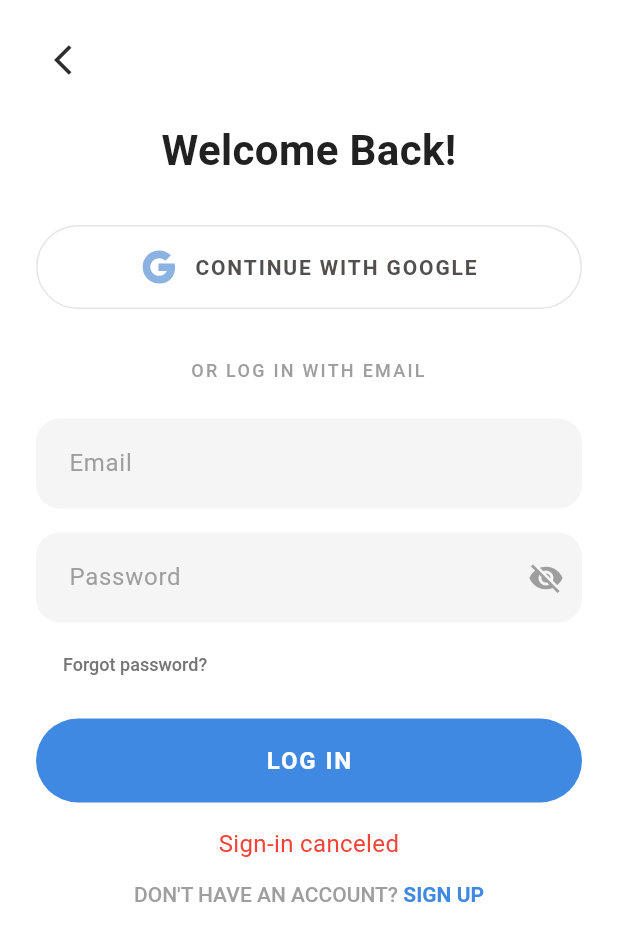
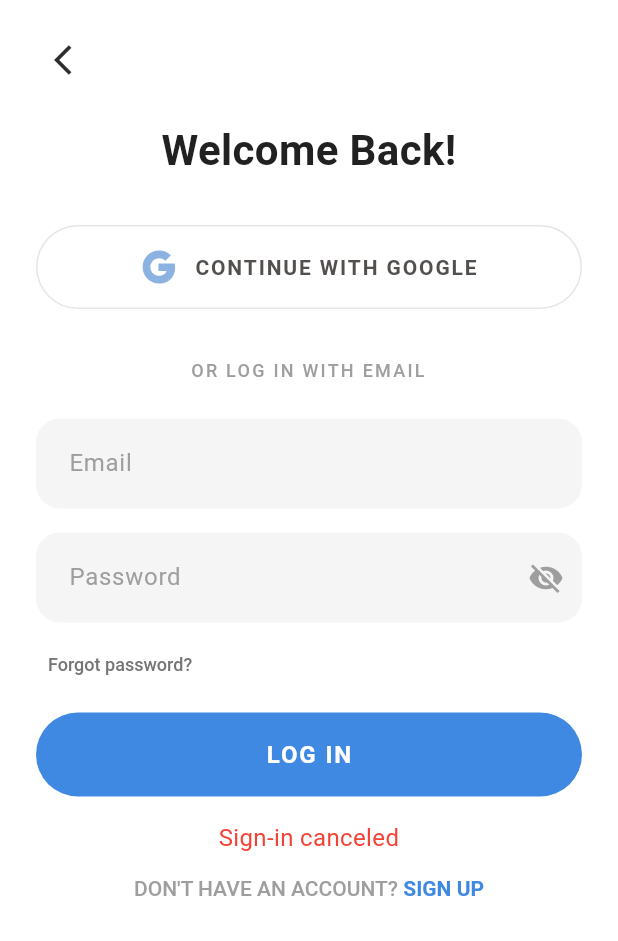
Before and after one commit to TBMenterprise/Zenify2, a Flutter app: the LoginPage screen opened by its route, after a tap on "CONTINUE WITH GOOGLE", on a phone screen of 412 x 824 dp. Shown: the top 941 px of the screen. Run offline on Flutter 3.47's test engine with Material 3 defaults, Android fonts, the phone set to English and light mode, and no system bars; our stand-ins replace cloud_firestore, email_validator, firebase_auth, firebase_core, flutter_svg, google_sign_in; accounts and stored records are empty; Roboto replaces fonts that are missing (HelveticaNeue, Literata).

Commit message:
EVERYTHING FIXED,

```diff
--- a/lib/Authentication/auth_services.dart
+++ b/lib/Authentication/auth_services.dart
@@ -3,23 +3,58 @@ import 'package:cloud_firestore/cloud_firestore.dart';
 import 'package:google_sign_in/google_sign_in.dart';
 import 'package:flutter/foundation.dart';
 import 'package:flutter/material.dart';
-import 'account_chooser_dialog.dart';
 
 final ValueNotifier<AuthService> authService = ValueNotifier(AuthService());
 
+/// Service class that handles all authentication-related operations.
+///
+/// This service provides methods for:
+/// - Email/password authentication
+/// - Google Sign-In
+/// - Account management
+/// - User profile operations
+///
+/// The service is implemented as a singleton and can be accessed through
+/// the global [authService] ValueNotifier.
 class AuthService {
+  /// Firebase Firestore instance for user data storage
   final FirebaseFirestore _firestore = FirebaseFirestore.instance;
+
+  /// Firebase Authentication instance for auth operations
   final FirebaseAuth firebaseAuth = FirebaseAuth.instance;
+
+  /// Google Sign-In instance configured for email scope
   final GoogleSignIn _googleSignIn = GoogleSignIn(
     scopes: ['email'],
     signInOption: SignInOption.standard,
   );
 
+  /// Returns the currently signed-in user or null if no user is signed in
   User? get currentUser => firebaseAuth.currentUser;
+
+  /// Stream of authentication state changes.
+  ///
+  /// Listen to this stream to be notified when:
+  /// - User signs in
+  /// - User signs out
+  /// - Token refresh occurs
   Stream<User?> get authStateChanges => firebaseAuth.authStateChanges();
 
 
 
+  /// Signs in a user using email and password authentication.
+  ///
+  /// Parameters:
+  /// - [email] The user's email address
+  /// - [password] The user's password
+  ///
+  /// Returns:
+  /// - [UserCredential] containing the user's authentication information
+  ///
+  /// Throws:
+  /// - FirebaseAuthException with code 'user-not-found' if email doesn't exist
+  /// - FirebaseAuthException with code 'wrong-password' for incorrect password
+  /// - Other FirebaseAuthException types for various authentication errors
   Future<UserCredential> signIn({
     required String email,
     required String password,
@@ -64,46 +99,23 @@ class AuthService {
       return await firebaseAuth.signInWithPopup(provider);
     }
 
-    // Try to get currently signed in account
-    GoogleSignInAccount? currentAccount = await _googleSignIn.signInSilently();
+    // Sign out first to always show account picker
+    await _googleSignIn.signOut();
 
-    // If we have a signed in account, show the chooser
-    if (currentAccount != null) {
-      // Show account chooser dialog
-      final bool useExisting = await showDialog<bool>(
-        context: context,
-        builder: (context) => AccountChooserDialog(
-          account: currentAccount,
-          onAccountSelected: () => Navigator.of(context).pop(true),
-          onNewAccount: () async {
-            await _googleSignIn.signOut(); // Sign out to force new account selection
-            Navigator.of(context).pop(false); // Close dialog, trigger new sign in
-          },
-        ),
-      ) ?? false;
-
-      if (useExisting) {
-        // User wants to use existing account
-        final GoogleSignInAuthentication googleAuth = await currentAccount.authentication;
-        final credential = GoogleAuthProvider.credential(
-          accessToken: googleAuth.accessToken,
-          idToken: googleAuth.idToken,
-        );
-        return await firebaseAuth.signInWithCredential(credential);
-      }
-    }
-
-    // No accounts or user wants new account
+    // Show Google account picker
     final GoogleSignInAccount? googleUser = await _googleSignIn.signIn();
     if (googleUser == null) {
       throw FirebaseAuthException(code: 'canceled', message: 'Sign-in canceled');
     }
 
+    // Get auth tokens
     final GoogleSignInAuthentication googleAuth = await googleUser.authentication;
     final credential = GoogleAuthProvider.credential(
       accessToken: googleAuth.accessToken,
       idToken: googleAuth.idToken,
     );
+
+    // Sign in with Firebase
     return await firebaseAuth.signInWithCredential(credential);
   }
 
--- a/lib/MainPages/login.dart
+++ b/lib/MainPages/login.dart
@@ -1,7 +1,6 @@
 import 'package:firebase_auth/firebase_auth.dart';
 import 'package:flutter/material.dart';
 import 'package:flutter_svg/flutter_svg.dart';
-import 'package:shared_preferences/shared_preferences.dart';
 import '../Authentication/auth_services.dart';
 
 class LoginPage extends StatefulWidget {
@@ -17,8 +16,6 @@ class _LoginPageState extends State<LoginPage> {
   final formKey = GlobalKey<FormState>();
   String errorMessage = '';
   bool _isPasswordVisible = false;
-  List<String> _recentEmails = [];
-  bool _showEmailOptions = false;
 
   @override
   void dispose() {
@@ -27,37 +24,12 @@ class _LoginPageState extends State<LoginPage> {
     super.dispose();
   }
 
-  @override
-  void initState() {
-    super.initState();
-    _loadRecentEmails();
-  }
-
-  Future<void> _loadRecentEmails() async {
-    final prefs = await SharedPreferences.getInstance();
-    setState(() {
-      _recentEmails = prefs.getStringList('recent_emails') ?? [];
-    });
-  }
-
-  Future<void> _saveRecentEmail(String email) async {
-    if (email.isEmpty) return;
-    final prefs = await SharedPreferences.getInstance();
-    final list = prefs.getStringList('recent_emails') ?? [];
-    list.remove(email);
-    list.insert(0, email);
-    if (list.length > 5) list.removeLast();
-    await prefs.setStringList('recent_emails', list);
-    setState(() => _recentEmails = list);
-  }
-
   Future<void> signIn() async {
     try {
       await authService.value.signIn(
         email: controllerEmail.text,
         password: controllerPassword.text,
       );
-  await _saveRecentEmail(controllerEmail.text.trim());
       if (!mounted) return;
       Navigator.of(context).pushReplacementNamed('/chat');
     } on FirebaseAuthException catch (e) {
@@ -73,17 +45,6 @@ class _LoginPageState extends State<LoginPage> {
       backgroundColor: Colors.white,
       resizeToAvoidBottomInset: true,
       body: SafeArea(
-        child: GestureDetector(
-          behavior: HitTestBehavior.translucent,
-          onTap: () {
-            // Close email dropdown if open and tap outside
-            if (_showEmailOptions) {
-              setState(() {
-                _showEmailOptions = false;
-              });
-            }
-            FocusScope.of(context).unfocus();
-          },
         child: Padding(
           padding: const EdgeInsets.symmetric(horizontal: 24.0),
           child: SingleChildScrollView(
@@ -101,17 +62,7 @@ class _LoginPageState extends State<LoginPage> {
               SizedBox(height: 32), // 32dp gap
               _dividerText(),
               SizedBox(height: 24), // 24dp gap
-                    Stack(
-                      children: [
-                        Column(
-                          children: [
               _emailFormField(),
-                            // show recent email options (widget returns empty box when not active)
-                            _emailOptions(),
-                          ],
-                        ),
-                      ],
-                    ),
               SizedBox(height: 16), // 16dp gap
               _passwordFormField(),
               SizedBox(height: 8), // 8dp gap
@@ -131,7 +82,6 @@ class _LoginPageState extends State<LoginPage> {
               _signUpPrompt(),
               SizedBox(height:25),// tom padding
             ],
-                ),
             ),
           ),
           ),
@@ -186,13 +136,11 @@ class _LoginPageState extends State<LoginPage> {
             });
             final credential = await authService.value.signInWithGoogle(context);
             if (!mounted) return;
-            if (credential != null) {
-              final isNew = credential.additionalUserInfo?.isNewUser ?? false;
+            final isNew = credential?.additionalUserInfo?.isNewUser ?? false;
             if (isNew) {
               Navigator.pushReplacementNamed(context, '/user_profile_setup');
             } else {
               Navigator.pushReplacementNamed(context, '/chat');
-              }
             }
           } on FirebaseAuthException catch (e) {
             setState(() {
@@ -258,11 +206,6 @@ class _LoginPageState extends State<LoginPage> {
       ),
       child: TextFormField(
         controller: controllerEmail,
-        onTap: () {
-          setState(() {
-            _showEmailOptions = true;
-          });
-        },
         cursorColor: Color(0xFF2D2D2D),
         style: TextStyle(
           fontFamily: 'HelveticaNeue',
@@ -290,56 +233,6 @@ class _LoginPageState extends State<LoginPage> {
           }
           return null;
         },
-      ),
-    );
-  }
-
-  Widget _emailOptions() {
-    if (!_showEmailOptions || _recentEmails.isEmpty) return const SizedBox.shrink();
-    return Container(
-      margin: const EdgeInsets.only(top: 4, left: 6, right: 6),
-      padding: const EdgeInsets.only(bottom: 4),
-      decoration: BoxDecoration(
-        color: Colors.white,
-        border: Border.all(color: const Color(0xFFE0E0E0)),
-        borderRadius: BorderRadius.circular(8),
-        boxShadow: [
-          BoxShadow(
-            color: Colors.black.withOpacity(0.07),
-            blurRadius: 8,
-            offset: Offset(0, 2),
-          ),
-        ],
-      ),
-      child: Column(
-        crossAxisAlignment: CrossAxisAlignment.stretch,
-        children: [
-          Row(
-            mainAxisAlignment: MainAxisAlignment.end,
-            children: [
-              IconButton(
-                icon: Icon(Icons.close, size: 20, color: Colors.grey),
-                onPressed: () {
-                  setState(() {
-                    _showEmailOptions = false;
-                  });
-                },
-                tooltip: 'Close',
-                padding: EdgeInsets.zero,
-                constraints: BoxConstraints(),
-              ),
-            ],
-          ),
-          ..._recentEmails.map((e) => ListTile(
-            title: Text(e),
-            onTap: () {
-              setState(() {
-                controllerEmail.text = e;
-                _showEmailOptions = false;
-              });
-            },
-          )),
-        ],
       ),
     );
   }
@@ -398,13 +291,13 @@ class _LoginPageState extends State<LoginPage> {
     return Align(
       alignment: Alignment.centerLeft,
       child: Padding(
-        padding: const EdgeInsets.only(left: 18.0), // 24dp + 18dp = 42dp from screen edge
+        padding: const EdgeInsets.only(left: 8.0, top: 4.0),
         child: SizedBox(
-          height: 40,
+          height: 32,
           child: TextButton(
             style: ButtonStyle(
               padding: WidgetStateProperty.all<EdgeInsets>(EdgeInsets.zero),
-              minimumSize: WidgetStateProperty.all(const Size(0, 40)),
+              minimumSize: WidgetStateProperty.all(const Size(0, 32)),
               tapTargetSize: MaterialTapTargetSize.shrinkWrap,
 
               foregroundColor: WidgetStateProperty.resolveWith<Color>((states) {
--- a/pubspec.yaml
+++ b/pubspec.yaml
@@ -40,7 +40,6 @@ dependencies:
   cloud_firestore: ^6.0.0
   url_launcher: ^6.3.1
   google_sign_in: ^6.0.0
-  shared_preferences: ^2.0.15
 
 dev_dependencies:
   flutter_test:
```
Also changed, not shown: lib/Authentication/account_chooser_dialog.dart (deleted, +0 -108 lines), lib/Authentication/auth_layout.dart (+1 -19 lines), lib/MainPages/sign_up.dart (+6 -29 lines), lib/main.dart (deleted, +0 -9 lines). Lines whose indentation alone changed are shown as unchanged.
